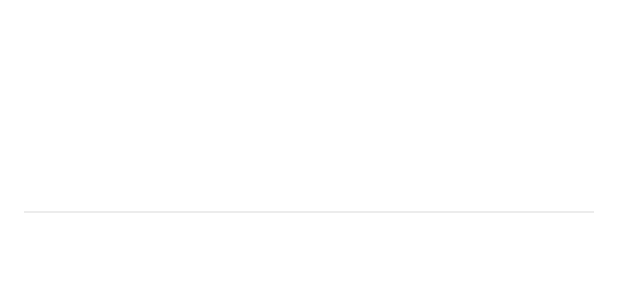
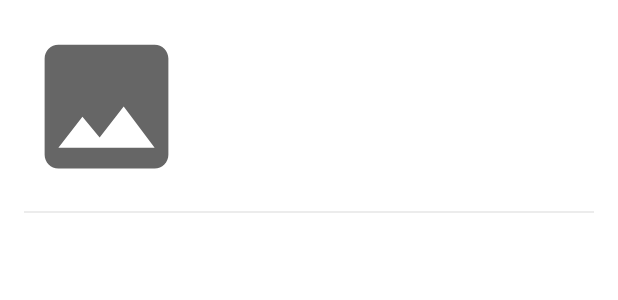
Before and after one commit to hwayeon351/CarrotMarket, an Android app: the layout item_article.xml on its own in the app's theme, with its tools: preview values and no code run, on a phone screen of 412 x 824 dp. Shown: the top 300 px of the screen. Run offline under Robolectric (Android 15) with nearby library versions, the phone set to English and light mode, and no system bars.

```diff
--- a/app/src/main/java/com/example/carrotmarket/home/ArticleAdapter.kt
+++ b/app/src/main/java/com/example/carrotmarket/home/ArticleAdapter.kt
@@ -8,6 +8,7 @@ import androidx.recyclerview.widget.ListAdapter
 import androidx.recyclerview.widget.RecyclerView
 import com.bumptech.glide.Glide
 import com.example.carrotmarket.databinding.ItemArticleBinding
+import java.text.DecimalFormat
 import java.text.SimpleDateFormat
 import java.util.*
 
@@ -16,10 +17,11 @@ class ArticleAdapter: ListAdapter<ArticleModel, ArticleAdapter.ViewHolder>(diffU
         fun bind(articleModel: ArticleModel) {
             val format = SimpleDateFormat("MM월 dd일")
             val date = Date(articleModel.createdAt)
+            val priceFormat = DecimalFormat("#,###")
 
             binding.titleTextView.text = articleModel.title
             binding.dateTextView.text = format.format(date).toString()
-            binding.priceTextView.text = articleModel.price
+            binding.priceTextView.text = "${priceFormat.format(articleModel.price.toInt())}원"
 
             if (articleModel.imageURL.isNotEmpty()) {
                 Glide.with(binding.thumbnailImageView)
--- /dev/null
+++ b/app/src/main/res/drawable/ic_baseline_image_24.xml
@@ -0,0 +1,10 @@
+<vector xmlns:android="http://schemas.android.com/apk/res/android"
+    android:width="24dp"
+    android:height="24dp"
+    android:viewportWidth="24"
+    android:viewportHeight="24"
+    android:tint="?attr/colorControlNormal">
+  <path
+      android:fillColor="@android:color/white"
+      android:pathData="M21,19V5c0,-1.1 -0.9,-2 -2,-2H5c-1.1,0 -2,0.9 -2,2v14c0,1.1 0.9,2 2,2h14c1.1,0 2,-0.9 2,-2zM8.5,13.5l2.5,3.01L14.5,12l4.5,6H5l3.5,-4.5z"/>
+</vector>
--- a/app/src/main/res/layout/item_article.xml
+++ b/app/src/main/res/layout/item_article.xml
@@ -12,6 +12,7 @@
         android:layout_width="110dp"
         android:layout_height="110dp"
         android:layout_marginBottom="16dp"
+        android:background="@drawable/ic_baseline_image_24"
         android:scaleType="center"
         app:layout_constraintBottom_toBottomOf="parent"
         app:layout_constraintStart_toStartOf="parent"
```
Also changed, not shown: app/src/main/java/com/example/carrotmarket/home/AddArticleActivity.kt (+59 -7 lines), app/src/main/res/layout/activity_add_article.xml (+44 -31 lines), 1 other file.
